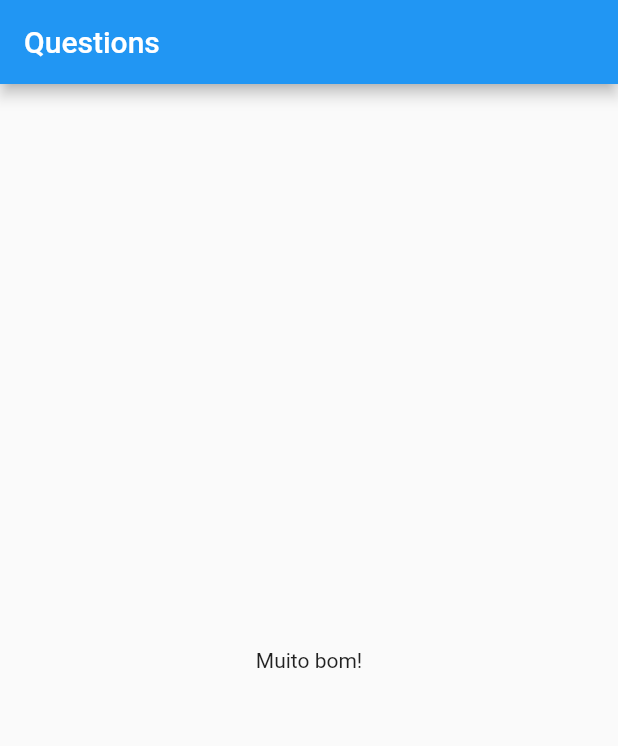
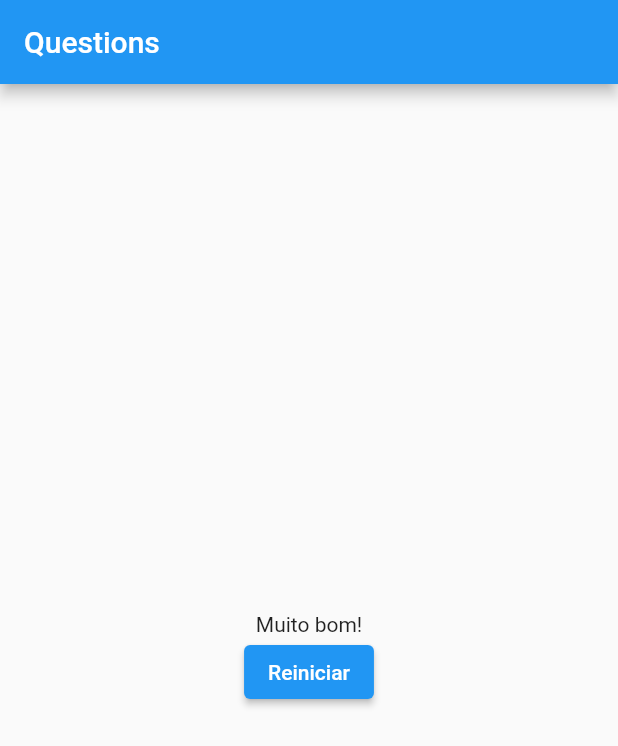
Before and after one commit to LeSales/app_perguntas, a Flutter app: the QuestionPage screen opened directly, after a tap on "Vermelho", after a tap on "Leão", on a phone screen of 412 x 824 dp. Shown: the top 746 px of the screen. Run offline on Flutter 3.47's test engine with Material 2 defaults, Android fonts, the phone set to English and light mode, and no system bars; our stand-ins replace introduction_screen, lottie.

Commit message:
add reset button in result page

```diff
--- a/lib/screens/question/question_page.dart
+++ b/lib/screens/question/question_page.dart
@@ -67,7 +67,13 @@ class _QuestionPageState extends State<QuestionPage> {
         _totalPoints += point;
       });
     }
-    print(_totalPoints);
+  }
+
+  void _resetQuiz() {
+    setState(() {
+      _selectedQuestion = 0;
+      _totalPoints = 0;
+    });
   }
 
   @override
@@ -87,7 +93,10 @@ class _QuestionPageState extends State<QuestionPage> {
                 selectedQuestion: _selectedQuestion,
                 answerQuestion: answerQuestion,
               )
-            : Result(score: _totalPoints),
+            : Result(
+                score: _totalPoints,
+                whenResetQuiz: _resetQuiz,
+              ),
       ),
     );
   }
--- a/lib/screens/question/widget/result.dart
+++ b/lib/screens/question/widget/result.dart
@@ -2,8 +2,9 @@ import 'package:flutter/material.dart';
 
 class Result extends StatelessWidget {
   final int score;
+  final void Function() whenResetQuiz;
 
-  Result({required this.score});
+  Result({required this.score, required this.whenResetQuiz});
 
   String get phraseResult {
     if (score < 8) {
@@ -19,8 +20,14 @@ class Result extends StatelessWidget {
 
   @override
   Widget build(BuildContext context) {
-    return Center(
-      child: Text(phraseResult),
+    return Column(
+      mainAxisAlignment: MainAxisAlignment.center,
+      children: [
+        Center(
+          child: Text(phraseResult),
+        ),
+        ElevatedButton(onPressed: whenResetQuiz, child: Text('Reiniciar'))
+      ],
     );
   }
 }
```
